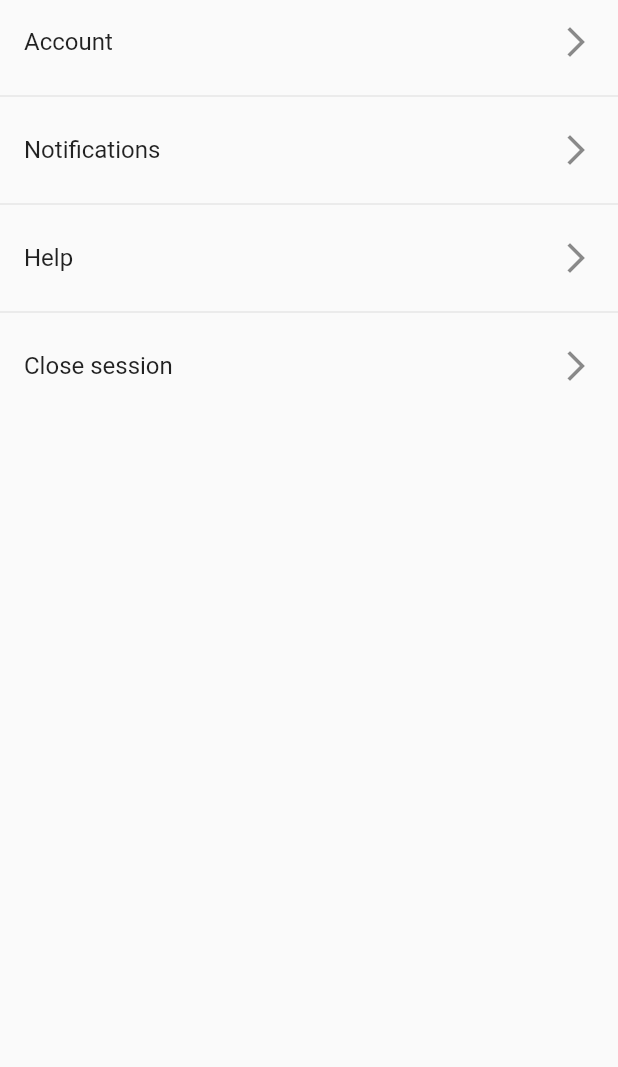
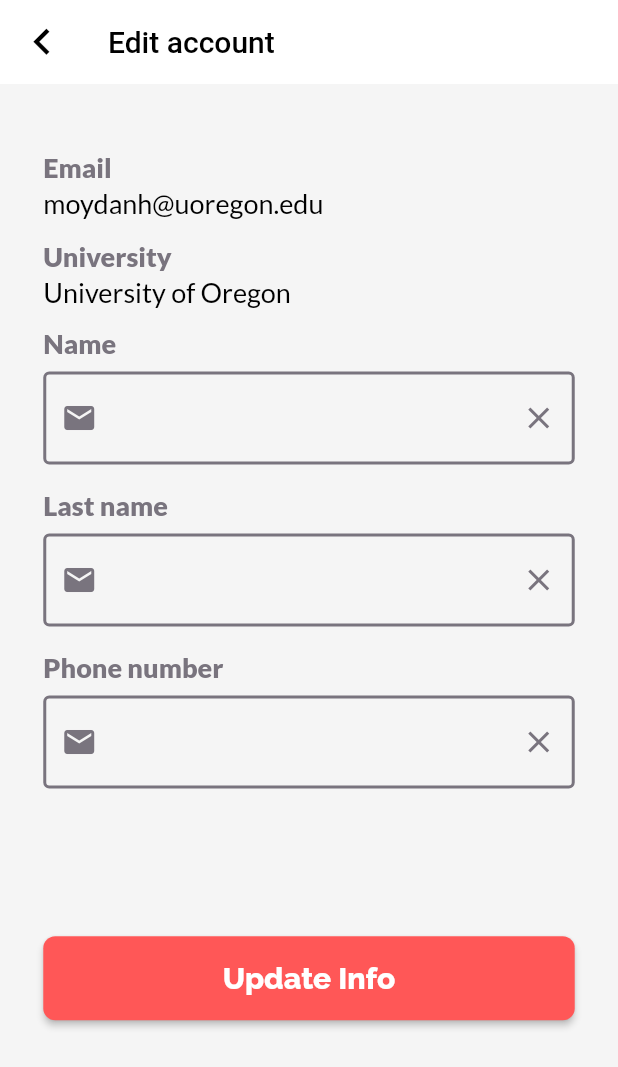
Before and after one commit to SafeGuide-Inc/SafeGuide, a Flutter app: the ProfileOptions widget shown alone on an empty page, opened directly, after a tap on "Account", on a phone screen of 412 x 824 dp. Shown: the top 1067 px of the screen. Run offline on Flutter 3.47's test engine with Material 2 defaults, Android fonts, the phone set to English and light mode, and no system bars; our stand-ins replace flutter_secure_storage, fluttertoast, font_awesome_flutter, geocoding, geolocator, google_fonts and 7 more; missing offline and left inert: flutter_phone_direct_caller; accounts and stored records are empty; network calls fail.

Commit message:
added account info update

```diff
--- a/app/lib/main.dart
+++ b/app/lib/main.dart
@@ -3,6 +3,7 @@ import 'package:flutter/services.dart';
 import 'package:safeguide/components/successReport.dart';
 import 'package:safeguide/screens/graphql.dart';
 import 'package:safeguide/screens/home/report.dart';
+import 'package:safeguide/screens/profile/account.dart';
 
 import 'package:supabase_flutter/supabase_flutter.dart';
 import 'package:graphql_flutter/graphql_flutter.dart';
@@ -57,6 +58,7 @@ void main() async {
             '/home': (context) => const Home(),
             '/report': (context) => ReportIncident(),
             '/reportSuccess': (context) => SuccessScreen(),
+            '/userAccount': (context) => const UserAccount(),
           },
         ),
       );
--- a/app/lib/screens/graphql.dart
+++ /dev/null
@@ -1,38 +0,0 @@
-import 'package:flutter/material.dart';
-import 'package:graphql_flutter/graphql_flutter.dart';
-
-class GraphExampleScreen extends StatelessWidget {
-  @override
-  Widget build(BuildContext context) {
-    return Scaffold(
-      body: Query(
-        options: QueryOptions(
-          document: gql('''
-            query ExampleQuery(\$userId: ID!) {
-              user(id: \$userId) {
-                firstName
-              }
-            }
-          '''),
-          variables: const {
-            'userId': '1',
-          },
-        ),
-        builder: (QueryResult result,
-            {VoidCallback? refetch, FetchMore? fetchMore}) {
-          if (result.hasException) {
-            return Text(result.exception.toString());
-          }
-
-          if (result.isLoading) {
-            return const Text('Loading');
-          }
-
-          final firstName = result.data?['user']?['firstName'];
-
-          return Text('Hello $firstName');
-        },
-      ),
-    );
-  }
-}
--- a/app/lib/screens/home/profile.dart
+++ b/app/lib/screens/home/profile.dart
@@ -1,10 +1,11 @@
 import 'package:flutter/material.dart';
+import 'package:flutter/services.dart';
 
 class ProfileOptions extends StatelessWidget {
   final List<Map<String, String>> _options = [
     {
       'name': 'Account',
-      'routeName': '/editProfile',
+      'routeName': '/userAccount',
     },
     {
       'name': 'Notifications',
@@ -28,6 +29,7 @@ class ProfileOptions extends StatelessWidget {
           title: Text(_options[index]['name']!),
           trailing: Icon(Icons.arrow_forward_ios),
           onTap: () {
+            HapticFeedback.mediumImpact();
             Navigator.pushNamed(context, _options[index]['routeName']!);
           },
         );
--- /dev/null
+++ b/app/lib/screens/profile/account.dart
@@ -0,0 +1,170 @@
+import 'package:flutter/material.dart';
+import 'package:flutter/services.dart';
+import 'package:google_fonts/google_fonts.dart';
+import 'package:responsive_grid/responsive_grid.dart';
+import 'package:lottie/lottie.dart';
+import 'package:sizer/sizer.dart';
+
+import '../../components/buttons.dart';
+import 'package:safeguide/components/inputs.dart' as SafeGuideInputs;
+
+class UserAccount extends StatefulWidget {
+  const UserAccount({Key? key}) : super(key: key);
+
+  @override
+  State<UserAccount> createState() => _UserAccountState();
+}
+
+class _UserAccountState extends State<UserAccount> {
+  String userId = '';
+  String email = 'moydanh@uoregon.edu';
+
+  @override
+  void initState() {
+    super.initState();
+  }
+
+  @override
+  Widget build(BuildContext context) {
+    return Scaffold(
+        appBar: AppBar(
+          elevation: 0,
+          backgroundColor: Colors.white,
+          automaticallyImplyLeading: false,
+          leading: IconButton(
+            icon: const Icon(Icons.chevron_left, color: Colors.black, size: 35),
+            onPressed: () {
+              HapticFeedback.mediumImpact();
+              Navigator.pop(context);
+            },
+          ),
+          title: Text(
+            'Edit account',
+            style: GoogleFonts.roboto(
+              textStyle: const TextStyle(
+                color: Colors.black,
+                fontSize: 20,
+                fontWeight: FontWeight.w500,
+              ),
+            ),
+          ),
+        ),
+        backgroundColor: const Color(0xffF5F5F5),
+        body: SafeArea(
+            child: ResponsiveGridRow(children: [
+          ResponsiveGridCol(
+            xs: 12,
+            sm: 12,
+            md: 6,
+            child: LimitedBox(
+                maxHeight: double.infinity,
+                maxWidth: double.infinity,
+                child: UserAccountContainer(userId: userId, email: email)),
+          ),
+          ResponsiveGridCol(
+              xs: 0,
+              sm: 0,
+              md: 6,
+              child: Visibility(
+                visible: MediaQuery.of(context).size.width > 600,
+                child: LimitedBox(
+                    maxHeight: double.infinity,
+                    maxWidth: double.infinity,
+                    child: Container(
+                      margin: EdgeInsets.only(top: 15.h),
+                      child: Center(
+                        child: Lottie.network(
+                            'https://assets5.lottiefiles.com/private_files/lf30_p5tali1o.json'),
+                      ),
+                    )),
+              ))
+        ])));
+  }
+}
+
+class UserAccountContainer extends StatefulWidget {
+  final String userId;
+  final String email;
+
+  const UserAccountContainer({
+    Key? key,
+    required this.userId,
+    required this.email,
+  }) : super(key: key);
+
+  @override
+  State<UserAccountContainer> createState() => _UserAccountContainerState();
+}
+
+class _UserAccountContainerState extends State<UserAccountContainer> {
+  @override
+  Widget build(BuildContext context) {
+    return Container(
+      margin: EdgeInsets.only(left: 7.w, right: 7.w, top: 1.h),
+      child: Column(
+        children: [
+          SizedBox(
+            height: 1.h,
+          ),
+          SizedBox(
+            height: 1.h,
+          ),
+          const SizedBox(
+            height: 20,
+          ),
+          Container(
+              alignment: AlignmentDirectional.centerStart,
+              child: Text('Email',
+                  textAlign: TextAlign.left,
+                  style: GoogleFonts.lato(
+                      fontSize: 18,
+                      fontWeight: FontWeight.w900,
+                      color: const Color(0xff79747E)))),
+          const SizedBox(
+            height: 2,
+          ),
+          Container(
+              alignment: AlignmentDirectional.centerStart,
+              child: Text(widget.email,
+                  textAlign: TextAlign.left,
+                  style: GoogleFonts.lato(
+                      fontSize: 18,
+                      fontWeight: FontWeight.w400,
+                      color: Colors.black))),
+          const SizedBox(
+            height: 13,
+          ),
+          Container(
+              alignment: AlignmentDirectional.centerStart,
+              child: Text('University',
+                  textAlign: TextAlign.left,
+                  style: GoogleFonts.lato(
+                      fontSize: 18,
+                      fontWeight: FontWeight.w900,
+                      color: const Color(0xff79747E)))),
+          const SizedBox(
+            height: 2,
+          ),
+          Container(
+              alignment: AlignmentDirectional.centerStart,
+              child: Text('University of Oregon',
+                  textAlign: TextAlign.left,
+                  style: GoogleFonts.lato(
+                      fontSize: 18,
+                      fontWeight: FontWeight.w400,
+                      color: Colors.black))),
+          const SafeGuideInputs.TextInput(label: 'Name'),
+          const SafeGuideInputs.TextInput(label: 'Last name'),
+          const SafeGuideInputs.TextInput(label: 'Phone number'),
+          Container(
+            margin: EdgeInsets.only(top: 10.h),
+            child: Button(
+                isLoading: false,
+                title: 'Update Info',
+                onPressed: () => Navigator.pop(context)),
+          )
+        ],
+      ),
+    );
+  }
+}
```
Also changed, not shown: app/lib/screens/profile/editprofile.dart (deleted).
